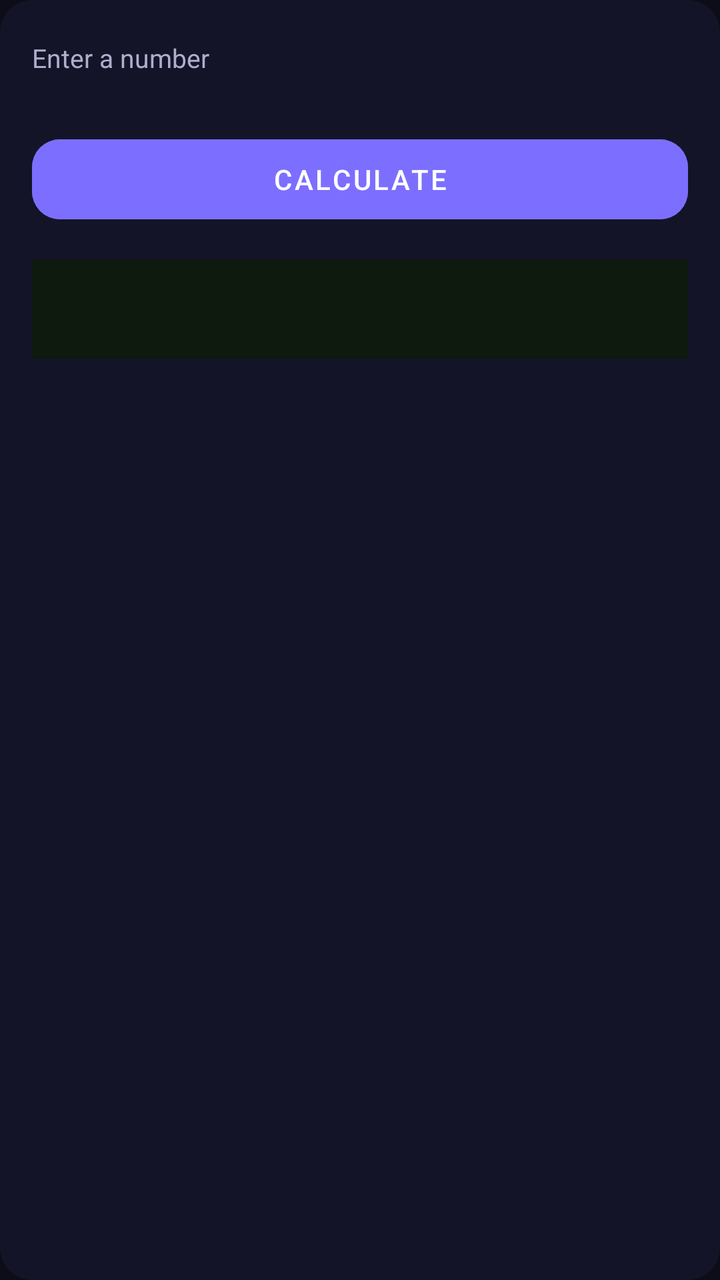
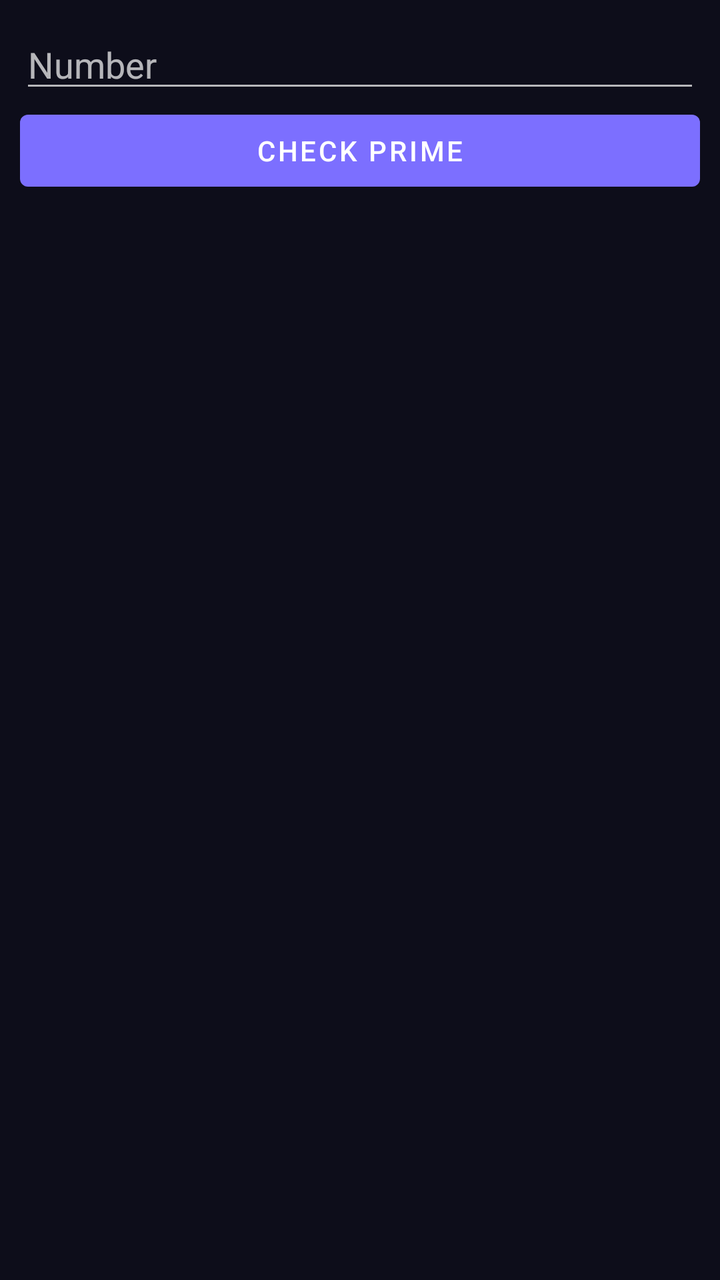

Compare the two renders of this Android layout. The source of the first and the diff that turns it into the second are given below.
<!-- AndroidManifest.xml: application theme Theme.UltraCalc -->
<!-- res/layout/panel_prime.xml -->
<androidx.cardview.widget.CardView xmlns:android="http://schemas.android.com/apk/res/android"
    xmlns:app="http://schemas.android.com/apk/res-auto"
    android:layout_width="match_parent" android:layout_height="wrap_content"
    app:cardCornerRadius="16dp" app:cardElevation="0dp" app:cardBackgroundColor="#141428">
    <LinearLayout android:layout_width="match_parent" android:layout_height="wrap_content"
        android:orientation="vertical" android:padding="16dp">
        <TextView android:layout_width="wrap_content" android:layout_height="wrap_content"
            android:text="Enter a number" android:textSize="13sp" android:textColor="#B0AECC"
            android:layout_marginBottom="6dp" android:layout_marginTop="4dp"/>        <EditText android:id="@+id/etNum" android:layout_width="match_parent"
            android:textColor="#FFFFFF" android:textSize="16sp" android:inputType="number"
            android:background="#1C1C38" android:paddingStart="12dp" android:paddingEnd="12dp"
            android:layout_marginBottom="10dp"/>        <com.google.android.material.button.MaterialButton android:id="@+id/btnCalc"
            style="@style/Widget.MaterialComponents.Button.UnelevatedButton"
            android:layout_width="match_parent" android:layout_height="52dp"
            android:text="CALCULATE" android:textColor="#FFFFFF" android:backgroundTint="#7C6FFF"
            android:layout_marginTop="10dp" app:cornerRadius="14dp"/>        <TextView android:id="@+id/tvResult" android:layout_width="match_parent"
            android:layout_height="wrap_content" android:text="" android:textSize="16sp"
            android:textColor="#00E676" android:layout_marginTop="14dp"
            android:padding="14dp" android:background="#0D1A0D" android:lineSpacingExtra="4dp"/>
    </LinearLayout>
</androidx.cardview.widget.CardView>
<!-- resources referenced by this layout -->
<resources>
  <style name="Theme.UltraCalc" parent="Theme.MaterialComponents.NoActionBar">
          <item name="colorPrimary">@color/primary</item>
          <item name="colorPrimaryVariant">@color/primaryDark</item>
          <item name="colorOnPrimary">@color/white</item>
          <item name="colorSecondary">@color/accentCyan</item>
          <item name="android:windowBackground">@color/bg</item>
          <item name="android:statusBarColor">@color/bg</item>
          <item name="android:navigationBarColor">@color/bg</item>
          <item name="android:windowLightStatusBar">false</item>
      </style>
  <color name="primary">#7C6FFF</color>
  <color name="primaryDark">#5A4FCC</color>
  <color name="white">#FFFFFF</color>
  <color name="accentCyan">#00E5FF</color>
  <color name="bg">#0D0D1A</color>
</resources>

<!-- the commit's change to res/layout/panel_prime.xml (unified diff, before → after) -->
@@ -1,21 +1,8 @@
-<androidx.cardview.widget.CardView xmlns:android="http://schemas.android.com/apk/res/android"
-    xmlns:app="http://schemas.android.com/apk/res-auto"
+<?xml version="1.0" encoding="utf-8"?>
+<LinearLayout xmlns:android="http://schemas.android.com/apk/res/android"
     android:layout_width="match_parent" android:layout_height="wrap_content"
-    app:cardCornerRadius="16dp" app:cardElevation="0dp" app:cardBackgroundColor="#141428">
-    <LinearLayout android:layout_width="match_parent" android:layout_height="wrap_content"
-        android:orientation="vertical" android:padding="16dp">
-        <TextView android:layout_width="wrap_content" android:layout_height="wrap_content"
-            android:text="Enter a number" android:textSize="13sp" android:textColor="#B0AECC"
-            android:layout_marginBottom="6dp" android:layout_marginTop="4dp"/>        <EditText android:id="@+id/etNum" android:layout_width="match_parent"
-            android:textColor="#FFFFFF" android:textSize="16sp" android:inputType="number"
-            android:background="#1C1C38" android:paddingStart="12dp" android:paddingEnd="12dp"
-            android:layout_marginBottom="10dp"/>        <com.google.android.material.button.MaterialButton android:id="@+id/btnCalc"
-            style="@style/Widget.MaterialComponents.Button.UnelevatedButton"
-            android:layout_width="match_parent" android:layout_height="52dp"
-            android:text="CALCULATE" android:textColor="#FFFFFF" android:backgroundTint="#7C6FFF"
-            android:layout_marginTop="10dp" app:cornerRadius="14dp"/>        <TextView android:id="@+id/tvResult" android:layout_width="match_parent"
-            android:layout_height="wrap_content" android:text="" android:textSize="16sp"
-            android:textColor="#00E676" android:layout_marginTop="14dp"
-            android:padding="14dp" android:background="#0D1A0D" android:lineSpacingExtra="4dp"/>
-    </LinearLayout>
-</androidx.cardview.widget.CardView>
+    android:orientation="vertical" android:padding="10dp">
+    <EditText android:id="@+id/etNum" android:layout_width="match_parent" android:layout_height="wrap_content" android:hint="Number" android:inputType="number"/>
+    <Button android:id="@+id/btnCalc" android:layout_width="match_parent" android:layout_height="wrap_content" android:text="Check Prime"/>
+    <TextView android:id="@+id/tvResult" android:layout_width="match_parent" android:layout_height="wrap_content" android:paddingTop="10dp"/>
+</LinearLayout>
